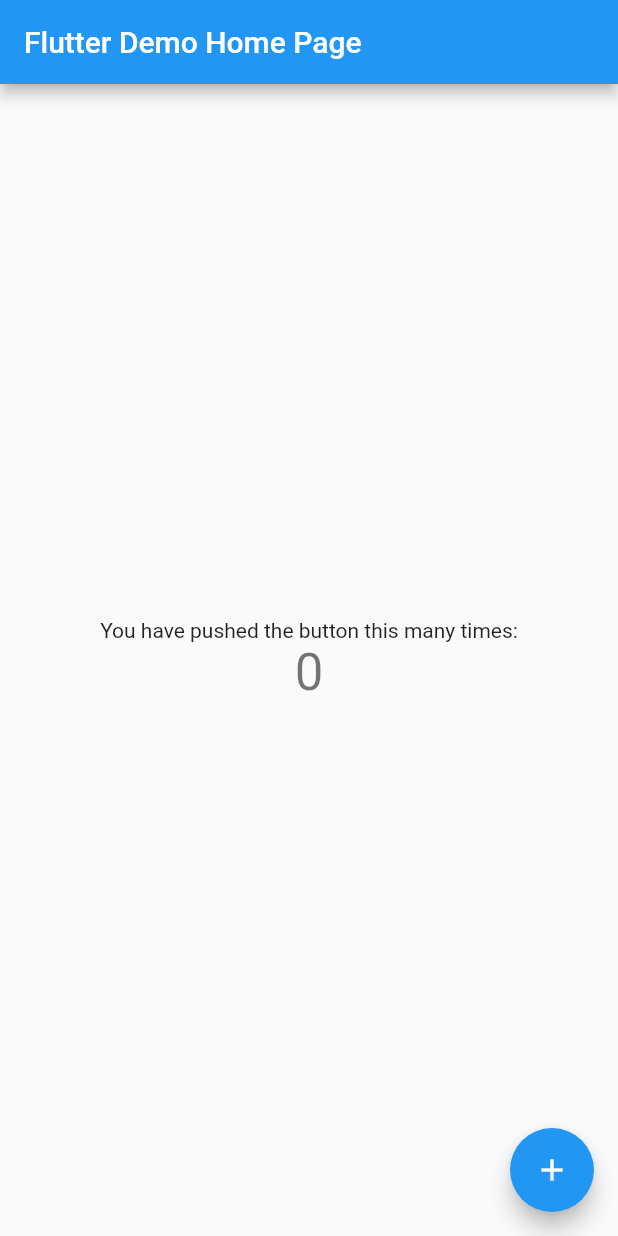
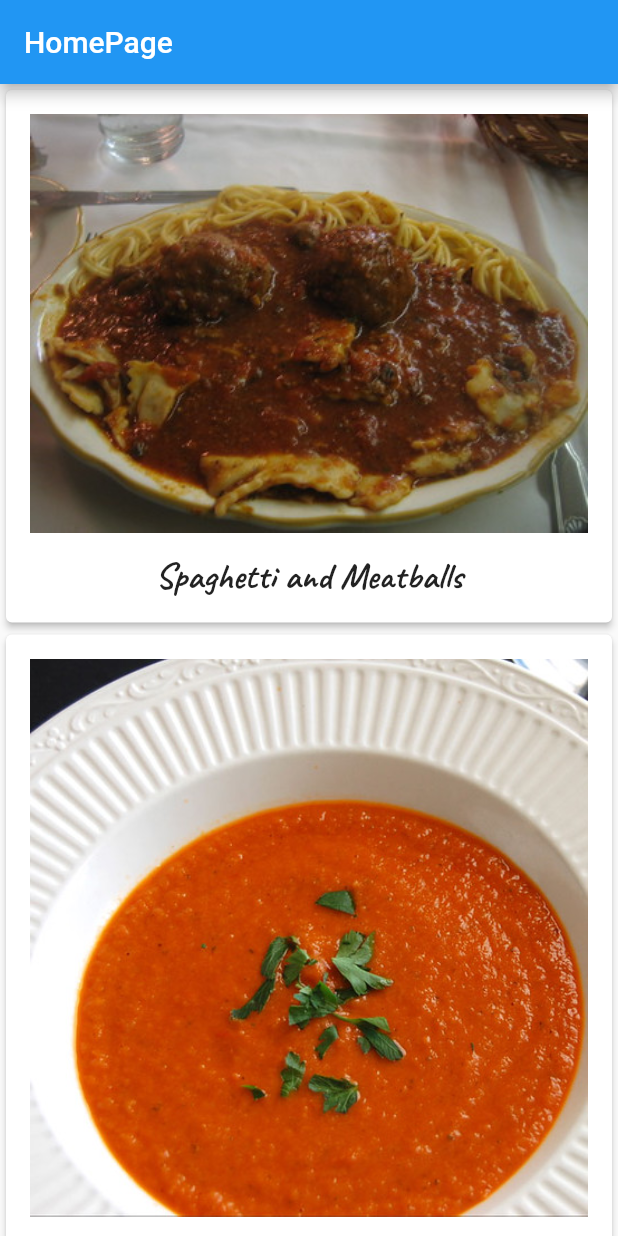
Before and after one commit to terdong/recipes-in-fp, a Flutter app: the screen it shows after launch, on a phone screen of 412 x 824 dp. Run offline on Flutter 3.47's test engine with Material 2 defaults, Android fonts, the phone set to English and light mode, and no system bars; our stand-ins replace get, google_fonts.

Commit message:
implement mock detail page

```diff
--- a/lib/main.dart
+++ b/lib/main.dart
@@ -1,115 +1,16 @@
 import 'package:flutter/material.dart';
+import 'package:get/get.dart';
+import 'package:recipes_in_fp/views/home.dart';
 
 void main() {
-  runApp(const MyApp());
+  //Get.changeTheme(ThemeData.light());
+  runApp(const GetMaterialApp(
+    debugShowCheckedModeBanner: true,
+    //initialRoute: Routes.SPLASH,
+    //theme: ThemeData.light(),
+    defaultTransition: Transition.fade,
+    //initialBinding: SplashBinding(),
+    //getPages: AppPages.pages,
+    home: HomePage(),
+  ));
 }
-
-class MyApp extends StatelessWidget {
-  const MyApp({Key? key}) : super(key: key);
-
-  // This widget is the root of your application.
-  @override
-  Widget build(BuildContext context) {
-    return MaterialApp(
-      title: 'Flutter Demo',
-      theme: ThemeData(
-        // This is the theme of your application.
-        //
-        // Try running your application with "flutter run". You'll see the
-        // application has a blue toolbar. Then, without quitting the app, try
-        // changing the primarySwatch below to Colors.green and then invoke
-        // "hot reload" (press "r" in the console where you ran "flutter run",
-        // or simply save your changes to "hot reload" in a Flutter IDE).
-        // Notice that the counter didn't reset back to zero; the application
-        // is not restarted.
-        primarySwatch: Colors.blue,
-      ),
-      home: const MyHomePage(title: 'Flutter Demo Home Page'),
-    );
-  }
-}
-
-class MyHomePage extends StatefulWidget {
-  const MyHomePage({Key? key, required this.title}) : super(key: key);
-
-  // This widget is the home page of your application. It is stateful, meaning
-  // that it has a State object (defined below) that contains fields that affect
-  // how it looks.
-
-  // This class is the configuration for the state. It holds the values (in this
-  // case the title) provided by the parent (in this case the App widget) and
-  // used by the build method of the State. Fields in a Widget subclass are
-  // always marked "final".
-
-  final String title;
-
-  @override
-  State<MyHomePage> createState() => _MyHomePageState();
-}
-
-class _MyHomePageState extends State<MyHomePage> {
-  int _counter = 0;
-
-  void _incrementCounter() {
-    setState(() {
-      // This call to setState tells the Flutter framework that something has
-      // changed in this State, which causes it to rerun the build method below
-      // so that the display can reflect the updated values. If we changed
-      // _counter without calling setState(), then the build method would not be
-      // called again, and so nothing would appear to happen.
-      _counter++;
-    });
-  }
-
-  @override
-  Widget build(BuildContext context) {
-    // This method is rerun every time setState is called, for instance as done
-    // by the _incrementCounter method above.
-    //
-    // The Flutter framework has been optimized to make rerunning build methods
-    // fast, so that you can just rebuild anything that needs updating rather
-    // than having to individually change instances of widgets.
-    return Scaffold(
-      appBar: AppBar(
-        // Here we take the value from the MyHomePage object that was created by
-        // the App.build method, and use it to set our appbar title.
-        title: Text(widget.title),
-      ),
-      body: Center(
-        // Center is a layout widget. It takes a single child and positions it
-        // in the middle of the parent.
-        child: Column(
-          // Column is also a layout widget. It takes a list of children and
-          // arranges them vertically. By default, it sizes itself to fit its
-          // children horizontally, and tries to be as tall as its parent.
-          //
-          // Invoke "debug painting" (press "p" in the console, choose the
-          // "Toggle Debug Paint" action from the Flutter Inspector in Android
-          // Studio, or the "Toggle Debug Paint" command in Visual Studio Code)
-          // to see the wireframe for each widget.
-          //
-          // Column has various properties to control how it sizes itself and
-          // how it positions its children. Here we use mainAxisAlignment to
-          // center the children vertically; the main axis here is the vertical
-          // axis because Columns are vertical (the cross axis would be
-          // horizontal).
-          mainAxisAlignment: MainAxisAlignment.center,
-          children: <Widget>[
-            const Text(
-              'You have pushed the button this many times:',
-            ),
-            Text(
-              '$_counter',
-              style: Theme.of(context).textTheme.headline4,
-            ),
-          ],
-        ),
-      ),
-      floatingActionButton: FloatingActionButton(
-        onPressed: _incrementCounter,
-        tooltip: 'Increment',
-        child: const Icon(Icons.add),
-      ), // This trailing comma makes auto-formatting nicer for build methods.
-    );
-  }
-}
--- /dev/null
+++ b/lib/models/ingredient.dart
@@ -0,0 +1,11 @@
+class Ingredient {
+  double quantity;
+  String measure;
+  String name;
+
+  Ingredient(
+    this.quantity,
+    this.measure,
+    this.name,
+  );
+}
--- /dev/null
+++ b/lib/models/recipe.dart
@@ -0,0 +1,149 @@
+import 'ingredient.dart';
+
+class Recipe {
+  String label;
+  String imageUrl;
+  int servings;
+  List<Ingredient> ingredients;
+
+  Recipe(this.label, this.imageUrl, this.servings, this.ingredients);
+
+/*   Recipe.fromJson(Map<String, dynamic> json)
+      : label = json['label'],
+        imageUrl = json['imageUrl'];
+
+  Map<String, dynamic> toJson() => {
+        'label': label,
+        'imageUrl': imageUrl,
+      }; */
+  /* {
+    final Map<String, dynamic> data = <String, dynamic>{};
+    data['label'] = label;
+    data['imageUrl'] = imageUrl;
+    return data;
+  } */
+  static List<Recipe> samples = [
+    Recipe(
+      'Spaghetti and Meatballs',
+      'assets/images/2126711929_ef763de2b3_w.jpg',
+      4,
+      [
+        Ingredient(
+          1,
+          'box',
+          'Spaghetti',
+        ),
+        Ingredient(
+          4,
+          '',
+          'Frozen Meatballs',
+        ),
+        Ingredient(
+          0.5,
+          'jar',
+          'sauce',
+        ),
+      ],
+    ),
+    Recipe(
+      'Tomato Soup',
+      'assets/images/27729023535_a57606c1be.jpg',
+      2,
+      [
+        Ingredient(
+          1,
+          'can',
+          'Tomato Soup',
+        ),
+      ],
+    ),
+    Recipe(
+      'Grilled Cheese',
+      'assets/images/3187380632_5056654a19_b.jpg',
+      1,
+      [
+        Ingredient(
+          2,
+          'slices',
+          'Cheese',
+        ),
+        Ingredient(
+          2,
+          'slices',
+          'Bread',
+        ),
+      ],
+    ),
+    Recipe(
+      'Chocolate Chip Cookies',
+      'assets/images/15992102771_b92f4cc00a_b.jpg',
+      24,
+      [
+        Ingredient(
+          4,
+          'cups',
+          'flour',
+        ),
+        Ingredient(
+          2,
+          'cups',
+          'sugar',
+        ),
+        Ingredient(
+          0.5,
+          'cups',
+          'chocolate chips',
+        ),
+      ],
+    ),
+    Recipe(
+      'Taco Salad',
+      'assets/images/8533381643_a31a99e8a6_c.jpg',
+      1,
+      [
+        Ingredient(
+          4,
+          'oz',
+          'nachos',
+        ),
+        Ingredient(
+          3,
+          'oz',
+          'taco meat',
+        ),
+        Ingredient(
+          0.5,
+          'cup',
+          'cheese',
+        ),
+        Ingredient(
+          0.25,
+          'cup',
+          'chopped tomatoes',
+        ),
+      ],
+    ),
+    Recipe(
+      'Hawaiian Pizza',
+      'assets/images/15452035777_294cefced5_c.jpg',
+      4,
+      [
+        Ingredient(
+          1,
+          'item',
+          'pizza',
+        ),
+        Ingredient(
+          1,
+          'cup',
+          'pineapple',
+        ),
+        Ingredient(
+          8,
+          'oz',
+          'ham',
+        ),
+      ],
+    ),
+  ];
+}
--- /dev/null
+++ b/lib/old_main.dart
@@ -0,0 +1,115 @@
+import 'package:flutter/material.dart';
+
+void main() {
+  runApp(const MyApp());
+}
+
+class MyApp extends StatelessWidget {
+  const MyApp({Key? key}) : super(key: key);
+
+  // This widget is the root of your application.
+  @override
+  Widget build(BuildContext context) {
+    return MaterialApp(
+      title: 'Flutter Demo',
+      theme: ThemeData(
+        // This is the theme of your application.
+        //
+        // Try running your application with "flutter run". You'll see the
+        // application has a blue toolbar. Then, without quitting the app, try
+        // changing the primarySwatch below to Colors.green and then invoke
+        // "hot reload" (press "r" in the console where you ran "flutter run",
+        // or simply save your changes to "hot reload" in a Flutter IDE).
+        // Notice that the counter didn't reset back to zero; the application
+        // is not restarted.
+        primarySwatch: Colors.blue,
+      ),
+      home: const MyHomePage(title: 'Flutter Demo Home Page'),
+    );
+  }
+}
+
+class MyHomePage extends StatefulWidget {
+  const MyHomePage({Key? key, required this.title}) : super(key: key);
+
+  // This widget is the home page of your application. It is stateful, meaning
+  // that it has a State object (defined below) that contains fields that affect
+  // how it looks.
+
+  // This class is the configuration for the state. It holds the values (in this
+  // case the title) provided by the parent (in this case the App widget) and
+  // used by the build method of the State. Fields in a Widget subclass are
+  // always marked "final".
+
+  final String title;
+
+  @override
+  State<MyHomePage> createState() => _MyHomePageState();
+}
+
+class _MyHomePageState extends State<MyHomePage> {
+  int _counter = 0;
+
+  void _incrementCounter() {
+    setState(() {
+      // This call to setState tells the Flutter framework that something has
+      // changed in this State, which causes it to rerun the build method below
+      // so that the display can reflect the updated values. If we changed
+      // _counter without calling setState(), then the build method would not be
+      // called again, and so nothing would appear to happen.
+      _counter++;
+    });
+  }
+
+  @override
+  Widget build(BuildContext context) {
+    // This method is rerun every time setState is called, for instance as done
+    // by the _incrementCounter method above.
+    //
+    // The Flutter framework has been optimized to make rerunning build methods
+    // fast, so that you can just rebuild anything that needs updating rather
+    // than having to individually change instances of widgets.
+    return Scaffold(
+      appBar: AppBar(
+        // Here we take the value from the MyHomePage object that was created by
+        // the App.build method, and use it to set our appbar title.
+        title: Text(widget.title),
+      ),
+      body: Center(
+        // Center is a layout widget. It takes a single child and positions it
+        // in the middle of the parent.
+        child: Column(
+          // Column is also a layout widget. It takes a list of children and
+          // arranges them vertically. By default, it sizes itself to fit its
+          // children horizontally, and tries to be as tall as its parent.
+          //
+          // Invoke "debug painting" (press "p" in the console, choose the
+          // "Toggle Debug Paint" action from the Flutter Inspector in Android
+          // Studio, or the "Toggle Debug Paint" command in Visual Studio Code)
+          // to see the wireframe for each widget.
+          //
+          // Column has various properties to control how it sizes itself and
+          // how it positions its children. Here we use mainAxisAlignment to
+          // center the children vertically; the main axis here is the vertical
+          // axis because Columns are vertical (the cross axis would be
+          // horizontal).
+          mainAxisAlignment: MainAxisAlignment.center,
+          children: <Widget>[
+            const Text(
+              'You have pushed the button this many times:',
+            ),
+            Text(
+              '$_counter',
+              style: Theme.of(context).textTheme.headline4,
+            ),
+          ],
+        ),
+      ),
+      floatingActionButton: FloatingActionButton(
+        onPressed: _incrementCounter,
+        tooltip: 'Increment',
+        child: const Icon(Icons.add),
+      ), // This trailing comma makes auto-formatting nicer for build methods.
+    );
+  }
+}
--- /dev/null
+++ b/lib/views/home.dart
@@ -0,0 +1,72 @@
+import 'package:flutter/material.dart';
+import 'package:get/get.dart';
+import 'package:google_fonts/google_fonts.dart';
+import 'package:recipes_in_fp/models/recipe.dart';
+import 'package:recipes_in_fp/widgets/recipe_card.dart';
+
+class HomePage extends GetView {
+  const HomePage({Key? key}) : super(key: key);
+
+  @override
+  Widget build(BuildContext context) {
+    return Scaffold(
+        appBar: AppBar(title: const Text('HomePage')),
+        body: SafeArea(
+          child: ListView.builder(
+            itemCount: Recipe.samples.length,
+            itemBuilder: (BuildContext context, int index) {
+              //return RecipeCardWidget(recipe: Recipe.samples[index]);
+              return GestureDetector(
+                //return InkWell(
+                onTap: () => Get.to(const Text('Detail Page'))
+                //     Get.defaultDialog(
+                //   title: 'Detail page',
+                //   content: Text('Detail Page'),
+                // )
+                /*  Navigator.push(context, MaterialPageRoute(builder: (context) {
+                    return Text('Detail Page');
+                  })); */
+                ,
+                child: RecipeCardWidget(recipe: Recipe.samples[index]),
+              );
+            },
+          ),
+        ));
+  }
+
+  Widget buildRecipeCard(Recipe recipe) {
+    return Card(
+      // 1
+      elevation: 4.0,
+      // 2
+      shape: RoundedRectangleBorder(borderRadius: BorderRadius.circular(10.0)),
+      // 3
+      child: Padding(
+        padding: const EdgeInsets.all(16.0),
+        // 4
+        child: Column(
+          children: <Widget>[
+            Image(image: AssetImage(recipe.imageUrl)),
+            // 5
+            const SizedBox(
+              height: 14.0,
+            ),
+            // 6
+            Text(
+              recipe.label,
+              style: GoogleFonts.caveat(
+                fontSize: 24.0,
+                fontWeight: FontWeight.bold,
+              ),
+              /* style: const TextStyle(
+                fontSize: 20.0,
+                fontWeight: FontWeight.w700,
+                fontFamily: 'Palatino',
+              ), */
+            )
+          ],
+        ),
+      ),
+    );
+  }
+}
--- /dev/null
+++ b/lib/widgets/recipe_card.dart
@@ -0,0 +1,30 @@
+import 'package:flutter/material.dart';
+import 'package:google_fonts/google_fonts.dart';
+import 'package:recipes_in_fp/models/recipe.dart';
+
+class RecipeCardWidget extends StatelessWidget {
+  const RecipeCardWidget({Key? key, required this.recipe}) : super(key: key);
+
+  final Recipe recipe;
+
+  @override
+  Widget build(BuildContext context) {
+    return Card(
+      elevation: 2.0,
+      child: Padding(
+        padding: const EdgeInsets.all(16.0),
+        child: Column(
+          children: <Widget>[
+            Image(image: AssetImage(recipe.imageUrl)),
+            const SizedBox(height: 14.0),
+            Text(recipe.label,
+                style: GoogleFonts.caveat(
+                  fontSize: 24.0,
+                  fontWeight: FontWeight.bold,
+                )),
+          ],
+        ),
+      ),
+    );
+  }
+}
--- a/pubspec.yaml
+++ b/pubspec.yaml
@@ -36,6 +36,7 @@ dependencies:
   cupertino_icons: ^1.0.2
   get: ^4.5.1
   fpdart: ^0.0.12
+  google_fonts: ^2.1.0
 
 dev_dependencies:
   flutter_test:
@@ -60,7 +61,8 @@ flutter:
   uses-material-design: true
 
   # To add assets to your application, add an assets section, like this:
-  # assets:
+  assets:
+    - assets/images/
   #   - images/a_dot_burr.jpeg
   #   - images/a_dot_ham.jpeg
 
```
Also changed, not shown: assets/images/15452035777_294cefced5_c.jpg (added), assets/images/15992102771_b92f4cc00a_b.jpg (added), assets/images/2126711929_ef763de2b3_w.jpg (added), assets/images/27729023535_a57606c1be.jpg (added), assets/images/3187380632_5056654a19_b.jpg (added), assets/images/8533381643_a31a99e8a6_c.jpg (added), 2 other files.
